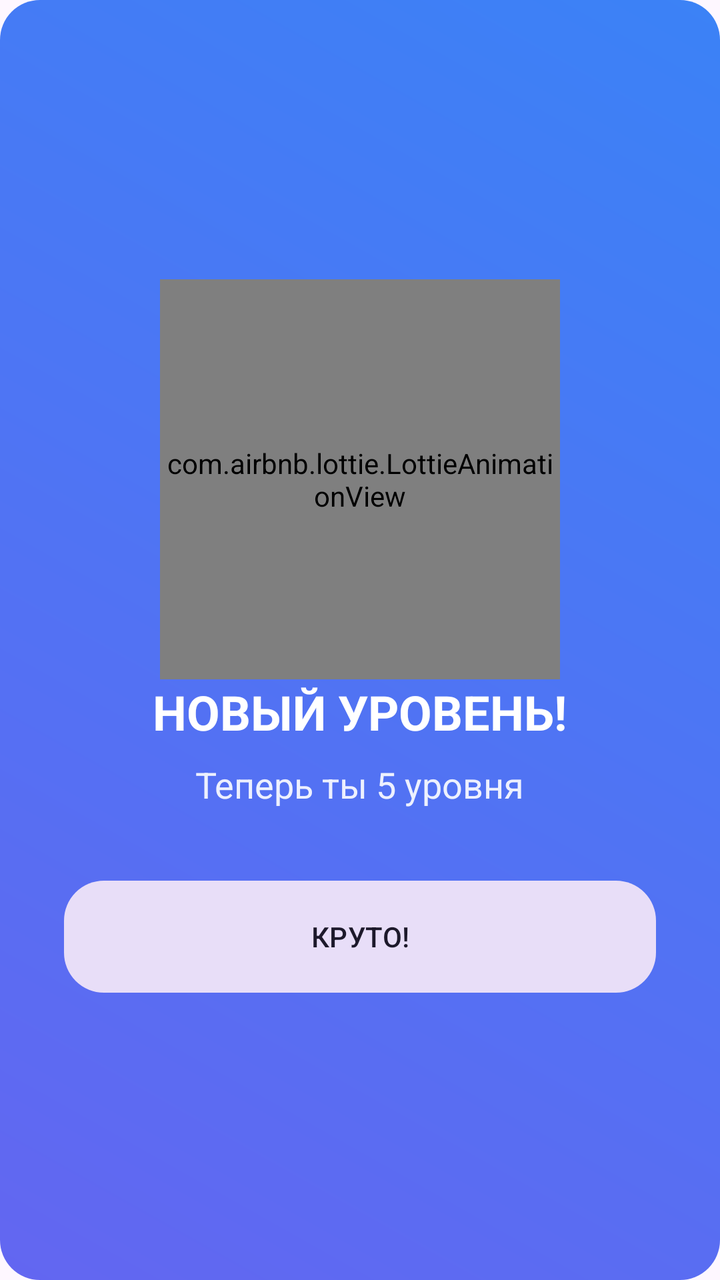
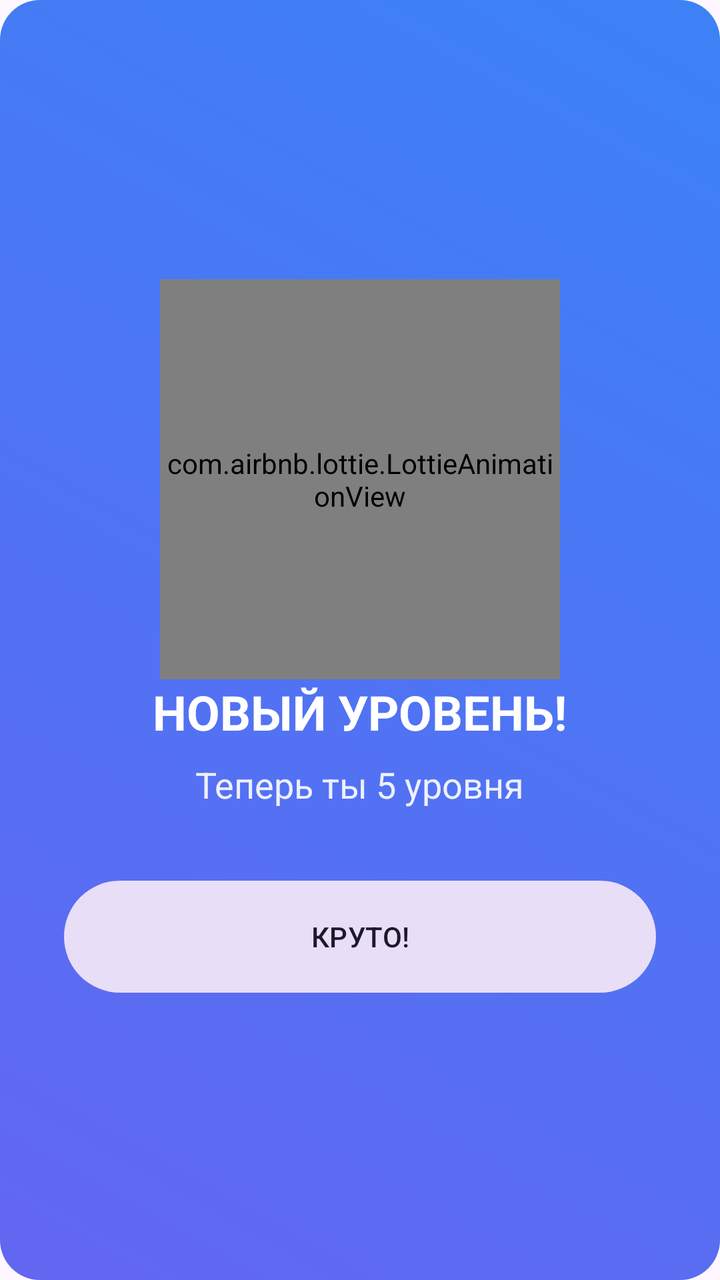

Compare the two renders of this Android layout. The source of the first and the diff that turns it into the second are given below.
<!-- AndroidManifest.xml: application theme Theme.Quiz -->
<!-- res/layout/dialog_level_up.xml -->
<?xml version="1.0" encoding="utf-8"?>
<LinearLayout xmlns:android="http://schemas.android.com/apk/res/android"
    xmlns:app="http://schemas.android.com/apk/res-auto"
    android:layout_width="match_parent"
    android:layout_height="wrap_content"
    android:orientation="vertical"
    android:padding="32dp"
    android:gravity="center"
    android:background="@drawable/bg_gradient_daily">

    <com.airbnb.lottie.LottieAnimationView
        android:id="@+id/lottieLevelUp"
        android:layout_width="200dp"
        android:layout_height="200dp"
        app:lottie_autoPlay="true"
        app:lottie_loop="false" /> 

    <TextView
        android:layout_width="wrap_content"
        android:layout_height="wrap_content"
        android:text="НОВЫЙ УРОВЕНЬ!"
        android:textColor="#FFFFFF"
        android:textSize="24sp"
        android:textStyle="bold" />

    <TextView
        android:id="@+id/tvNewLevel"
        android:layout_width="wrap_content"
        android:layout_height="wrap_content"
        android:layout_marginTop="8dp"
        android:text="Теперь ты 5 уровня"
        android:textColor="#FFFFFF"
        android:textSize="18sp"
        android:alpha="0.9" />

    <com.google.android.material.button.MaterialButton
        android:id="@+id/btnCollect"
        style="@style/Widget.Material3.Button.TonalButton"
        android:layout_width="match_parent"
        android:layout_height="64dp"
        android:layout_marginTop="32dp"
        android:text="КРУТО!"
        app:cornerRadius="20dp" />
</LinearLayout>
<!-- resources referenced by this layout -->
<resources>
  <!-- drawable bg_gradient_daily (drawable) -->
  <?xml version="1.0" encoding="utf-8"?>
  <shape xmlns:android="http://schemas.android.com/apk/res/android">
      <gradient
          android:startColor="#6366F1"
          android:endColor="#3B82F6"
          android:angle="45" />
      <corners android:radius="20dp" />
  </shape>
  <style name="Theme.Quiz" parent="Base.Theme.Quiz" />
  <style name="Base.Theme.Quiz" parent="Theme.Material3.Light.NoActionBar">
          
          
      </style>
</resources>

<!-- the commit's change to res/layout/dialog_level_up.xml (unified diff, before → after) -->
@@ -40,5 +40,5 @@
         android:layout_height="64dp"
         android:layout_marginTop="32dp"
         android:text="КРУТО!"
-        app:cornerRadius="20dp" />
+        app:cornerRadius="32dp" />
 </LinearLayout>
